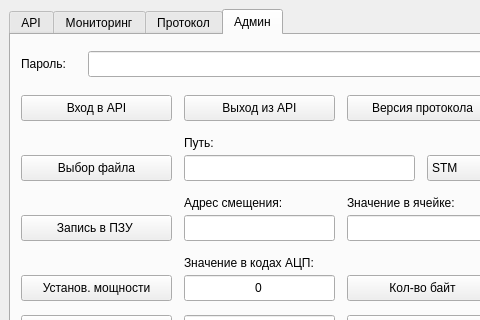
This is forms/mainwindow.ui in LukArty/QKD_techPO as Qt 5 draws it before an edit; both pictures show x 0 to 480 and y 0 to 320 of the 1213 by 765 pixel window. The edited form follows.
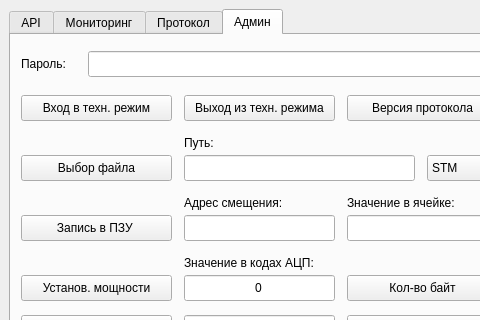
This is the edited form. The open tabs and pages were chosen to show the change. Icons and pictures are not drawn. Custom widgets are drawn as their Qt base class.

The edit to the form file:
```diff
--- a/forms/mainwindow.ui
+++ b/forms/mainwindow.ui
@@ -3149,7 +3149,7 @@
          </font>
         </property>
         <property name="text">
-         <string>Вход в API</string>
+         <string>Вход в техн. режим</string>
         </property>
        </widget>
        <widget class="QLabel" name="label_69">
@@ -3185,7 +3185,7 @@
          </font>
         </property>
         <property name="text">
-         <string>Выход из API</string>
+         <string>Выход из техн. режима</string>
         </property>
        </widget>
        <widget class="QTextEdit" name="Console_2">
```
